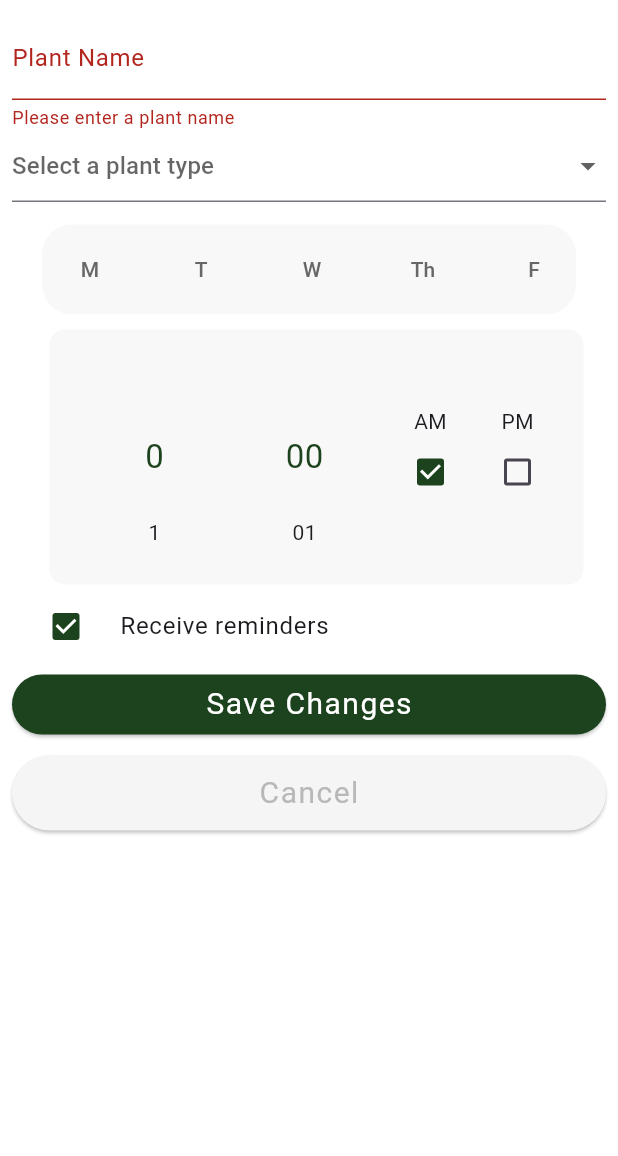
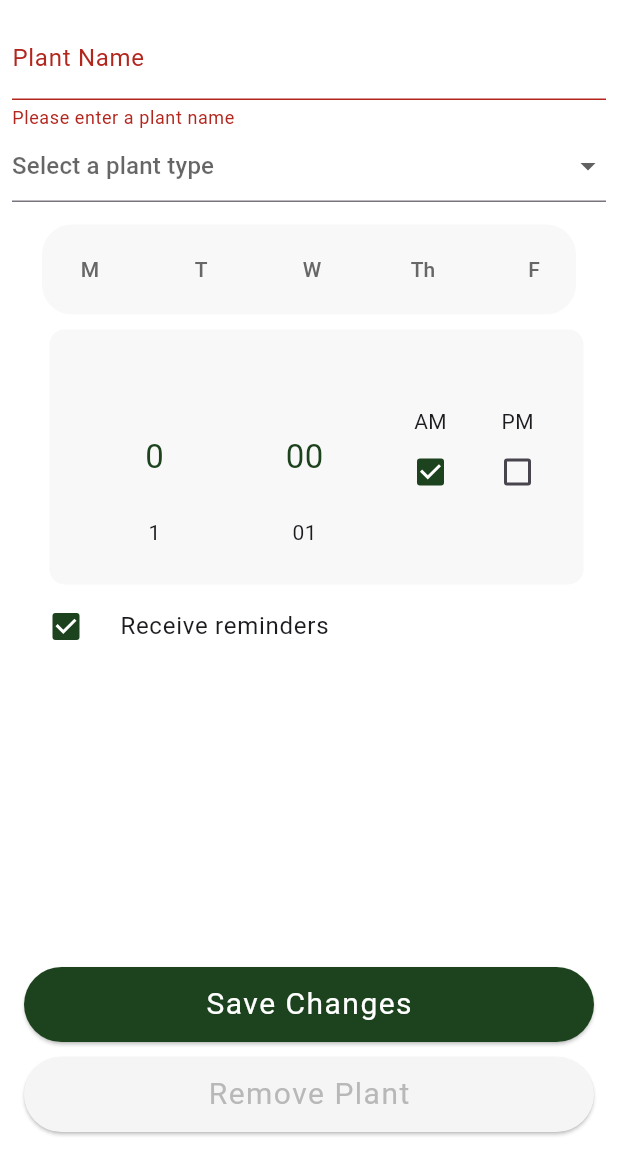
Before and after one commit to etadesse2/Sprout, a Flutter app: the EditPlantScreen screen opened directly with empty values, after a tap on "Save Changes", on a phone screen of 412 x 824 dp, the part 80-1236 px from its top. Run offline on Flutter 3.47's test engine with Material 3 defaults, Android fonts, the phone set to English and light mode, and no system bars; drawn by our look-alikes of numberpicker; our stand-ins replace shared_preferences; accounts and stored records are empty.

Commit message:
bottom nav added, still needs proper functionality

```diff
--- a/sprouts/lib/edit_plant.dart
+++ b/sprouts/lib/edit_plant.dart
@@ -86,6 +86,78 @@ class _EditPlantScreenState extends State<EditPlantScreen> {
               letterSpacing: 10,
               fontSize: 40,
               color: Color.fromARGB(255, 28, 67, 30)),
+        ),
+      ),
+      bottomNavigationBar: Padding(
+        padding: const EdgeInsets.all(16.0),
+        child: Column(
+          mainAxisSize: MainAxisSize.min,
+          children: [
+            ElevatedButton(
+              onPressed: () {
+                if (_formKey.currentState!.validate()) {
+                  String updatedIconPath =
+                      plantNamesAndIcons[_selectedPlantType] ??
+                          widget.plant.iconPath;
+                  Plant updatedPlant = Plant(
+                    name:
+                        _enteredPlantName, // or some other variable if `name` is different from `enteredPlantName`
+                    iconPath: updatedIconPath,
+                    wateringSchedule: _generateWateringSchedule(),
+                    reminder: _receiveReminders
+                        ? DateTime.now()
+                        : widget.plant.reminder,
+                    enteredPlantName: _enteredPlantName,
+                    reminderMessage: widget.plant
+                        .reminderMessage, // or some other logic for setting reminderMessage
+                    plantType: _selectedPlantType ??
+                        widget.plant
+                            .plantType, // or some other logic for plantType
+                  );
+
+                  Navigator.pop(context, updatedPlant);
+                }
+              },
+              style: ElevatedButton.styleFrom(
+                backgroundColor: const Color.fromARGB(255, 28, 67, 30),
+                shape: RoundedRectangleBorder(
+                  borderRadius: BorderRadius.circular(50),
+                ),
+                minimumSize: const Size(double.infinity, 50),
+              ),
+              child: const Text(
+                'Save Changes',
+                style: TextStyle(
+                  fontSize: 20,
+                  color: Colors.white,
+                  letterSpacing: 1,
+                  fontWeight: FontWeight.w400,
+                ),
+              ),
+            ),
+            const SizedBox(height: 10),
+            ElevatedButton(
+              onPressed: () {
+                Navigator.pop(context, null);
+              },
+              style: ElevatedButton.styleFrom(
+                backgroundColor: const Color(0xFFF5F5F5),
+                shape: RoundedRectangleBorder(
+                  borderRadius: BorderRadius.circular(50),
+                ),
+                minimumSize: const Size(double.infinity, 50),
+              ),
+              child: const Text(
+                'Remove Plant',
+                style: TextStyle(
+                  fontSize: 20,
+                  color: Color(0xFFB8B8B8),
+                  letterSpacing: 1,
+                  fontWeight: FontWeight.w400,
+                ),
+              ),
+            ),
+          ],
         ),
       ),
       body: Form(
@@ -249,69 +321,69 @@ class _EditPlantScreenState extends State<EditPlantScreen> {
                 });
               },
             ),
-            ElevatedButton(
-              onPressed: () {
-                if (_formKey.currentState!.validate()) {
-                  String updatedIconPath =
-                      plantNamesAndIcons[_selectedPlantType] ??
-                          widget.plant.iconPath;
-                  Plant updatedPlant = Plant(
-                    name:
-                        _enteredPlantName, // or some other variable if `name` is different from `enteredPlantName`
-                    iconPath: updatedIconPath,
-                    wateringSchedule: _generateWateringSchedule(),
-                    reminder: _receiveReminders
-                        ? DateTime.now()
-                        : widget.plant.reminder,
-                    enteredPlantName: _enteredPlantName,
-                    reminderMessage: widget.plant
-                        .reminderMessage, // or some other logic for setting reminderMessage
-                    plantType: _selectedPlantType ??
-                        widget.plant
-                            .plantType, // or some other logic for plantType
-                  );
+            // ElevatedButton(
+            //   onPressed: () {
+            //     if (_formKey.currentState!.validate()) {
+            //       String updatedIconPath =
+            //           plantNamesAndIcons[_selectedPlantType] ??
+            //               widget.plant.iconPath;
+            //       Plant updatedPlant = Plant(
+            //         name:
+            //             _enteredPlantName, // or some other variable if `name` is different from `enteredPlantName`
+            //         iconPath: updatedIconPath,
+            //         wateringSchedule: _generateWateringSchedule(),
+            //         reminder: _receiveReminders
+            //             ? DateTime.now()
+            //             : widget.plant.reminder,
+            //         enteredPlantName: _enteredPlantName,
+            //         reminderMessage: widget.plant
+            //             .reminderMessage, // or some other logic for setting reminderMessage
+            //         plantType: _selectedPlantType ??
+            //             widget.plant
+            //                 .plantType, // or some other logic for plantType
+            //       );
 
-                  Navigator.pop(context, updatedPlant);
-                }
-              },
-              style: ElevatedButton.styleFrom(
-                backgroundColor: const Color.fromARGB(255, 28, 67, 30),
-                shape: RoundedRectangleBorder(
-                  borderRadius: BorderRadius.circular(50),
-                ),
-              ),
-              child: const Text(
-                'Save Changes',
-                style: TextStyle(
-                  fontSize: 20,
-                  color: Colors.white,
-                  letterSpacing: 1,
-                  fontWeight: FontWeight.w400,
-                ),
-              ),
-            ),
-            const SizedBox(height: 10),
-            ElevatedButton(
-              onPressed: () {
-                Navigator.pop(context, null);
-              },
-              style: ElevatedButton.styleFrom(
-                backgroundColor: const Color(0xFFF5F5F5),
-                shape: RoundedRectangleBorder(
-                  borderRadius: BorderRadius.circular(50),
-                ),
-                minimumSize: const Size(double.infinity, 50),
-              ),
-              child: const Text(
-                'Cancel',
-                style: TextStyle(
-                  fontSize: 20,
-                  color: Color(0xFFB8B8B8),
-                  letterSpacing: 1,
-                  fontWeight: FontWeight.w400,
-                ),
-              ),
-            ),
+            //       Navigator.pop(context, updatedPlant);
+            //     }
+            //   },
+            //   style: ElevatedButton.styleFrom(
+            //     backgroundColor: const Color.fromARGB(255, 28, 67, 30),
+            //     shape: RoundedRectangleBorder(
+            //       borderRadius: BorderRadius.circular(50),
+            //     ),
+            //   ),
+            //   child: const Text(
+            //     'Save Changes',
+            //     style: TextStyle(
+            //       fontSize: 20,
+            //       color: Colors.white,
+            //       letterSpacing: 1,
+            //       fontWeight: FontWeight.w400,
+            //     ),
+            //   ),
+            // ),
+            //const SizedBox(height: 10),
+            // ElevatedButton(
+            //   onPressed: () {
+            //     Navigator.pop(context, null);
+            //   },
+            //   style: ElevatedButton.styleFrom(
+            //     backgroundColor: const Color(0xFFF5F5F5),
+            //     shape: RoundedRectangleBorder(
+            //       borderRadius: BorderRadius.circular(50),
+            //     ),
+            //     minimumSize: const Size(double.infinity, 50),
+            //   ),
+            //   child: const Text(
+            //     'Cancel',
+            //     style: TextStyle(
+            //       fontSize: 20,
+            //       color: Color(0xFFB8B8B8),
+            //       letterSpacing: 1,
+            //       fontWeight: FontWeight.w400,
+            //     ),
+            //   ),
+            // ),
           ],
         ),
       ),
```
